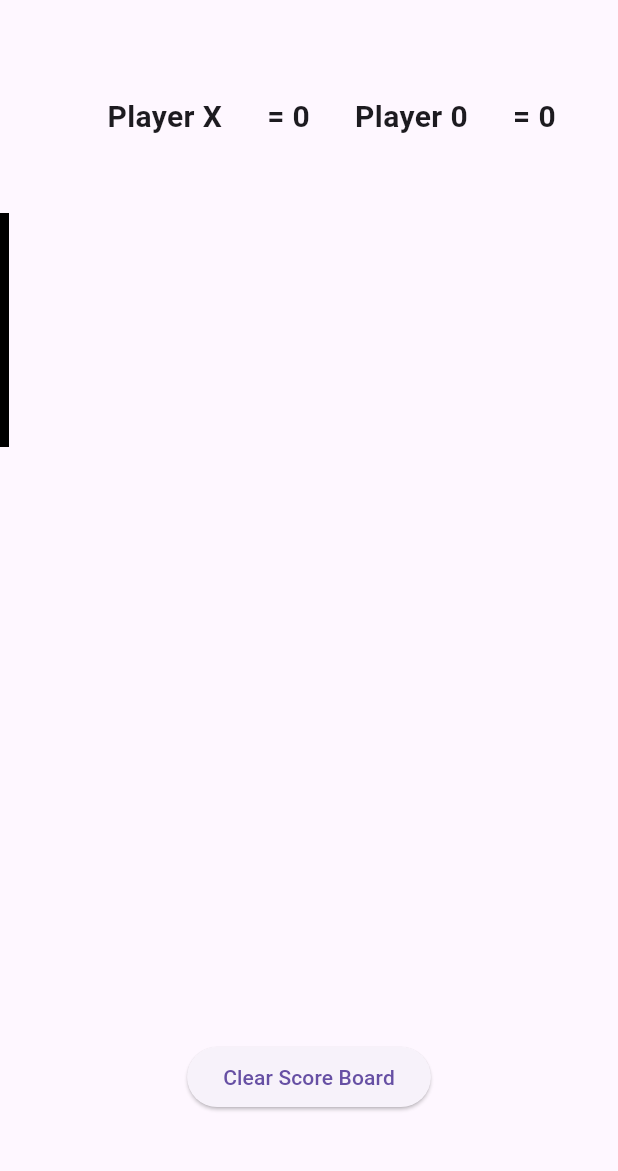
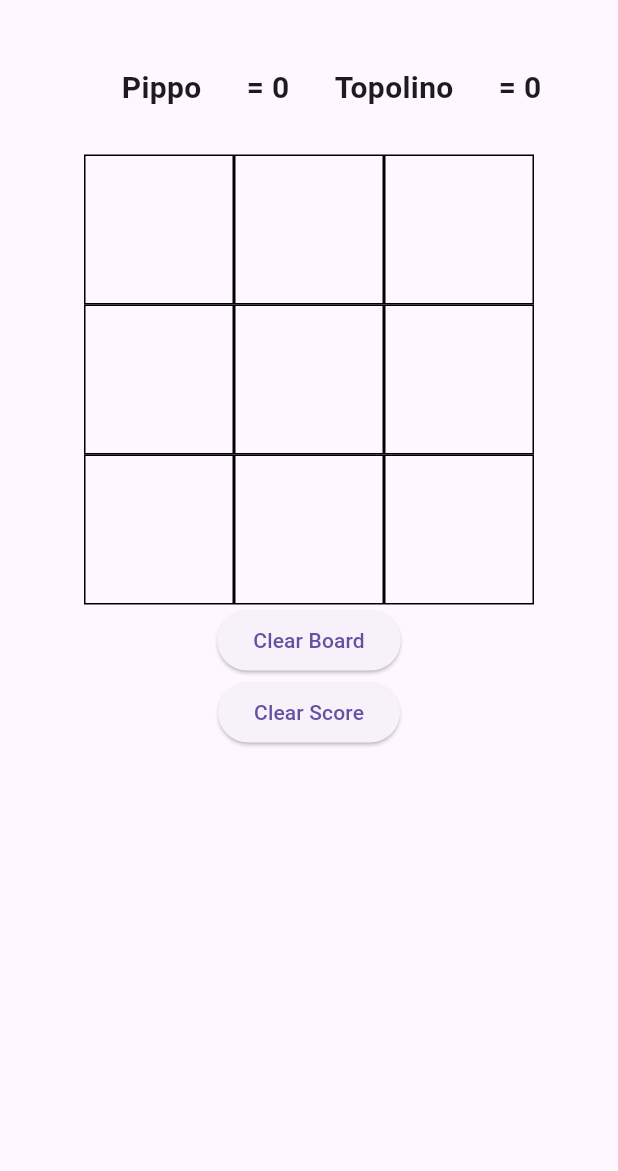
Before and after one commit to Alimentiamoci-SRL-Societa-Benefit/flutter_tic_tac_toe, a Flutter app: the screen it shows after launch, on a phone screen of 412 x 824 dp, the part 63-1234 px from its top. Run offline on Flutter 3.47's test engine with Material 3 defaults, Android fonts, the phone set to English and light mode, and no system bars.

Commit message:
refactor | introduce Player model and clear board method

```diff
--- a/lib/main.dart
+++ b/lib/main.dart
@@ -2,7 +2,7 @@ import 'package:flutter/material.dart';
 
 void main() {
   WidgetsFlutterBinding.ensureInitialized();
-  runApp(MyApp());
+  runApp(const MyApp());
 }
 
 class MyApp extends StatelessWidget {
@@ -10,49 +10,70 @@ class MyApp extends StatelessWidget {
 
   @override
   Widget build(BuildContext context) {
-    return MaterialApp(
+    return const MaterialApp(
       debugShowCheckedModeBanner: false,
-      home: HomePage(),
+      home: TicTacToePage(
+        player1Name: 'Pippo',
+        player2Name: 'Topolino',
+      ),
     );
   }
 }
 
-class HomePage extends StatefulWidget {
-  const HomePage({super.key});
+class TicTacToePage extends StatefulWidget {
+  const TicTacToePage({
+    required this.player1Name,
+    required this.player2Name,
+    super.key,
+  });
+
+  final String player1Name;
+  final String player2Name;
 
   @override
-  State<HomePage> createState() => _HomePageState();
+  State<TicTacToePage> createState() => _TicTacToePageState();
 }
 
-class _HomePageState extends State<HomePage> {
-  bool oTurn = true;
-  int oScore = 0;
-  int xScore = 0;
+class _TicTacToePageState extends State<TicTacToePage> {
+  late Player player1;
+  late Player player2;
+  bool isPlayer1Turn = true;
+  int player1Score = 0;
+  int player2Score = 0;
   List<String> displayElement = ['', '', '', '', '', '', '', '', ''];
   int filledBoxes = 0;
+
+  @override
+  void initState() {
+    player1 = Player(name: widget.player1Name, sign: 'X');
+    player2 = Player(name: widget.player2Name, sign: 'O');
+
+    super.initState();
+  }
 
   @override
   Widget build(BuildContext context) {
     return Scaffold(
       appBar: AppBar(
-        title: Text('Tic Tac Toe'),
+        title: const Text('Tic Tac Toe'),
       ),
       body: Column(
+        crossAxisAlignment: CrossAxisAlignment.center,
         children: [
-          Expanded(
-            child: Row(
+          Row(
             mainAxisAlignment: MainAxisAlignment.center,
             children: [
               Padding(
                 padding: const EdgeInsets.all(30),
                 child: Text(
-                    'Player X',
-                    style: TextStyle(fontSize: 20, fontWeight: FontWeight.bold),
+                  player1.name,
+                  style: const TextStyle(
+                      fontSize: 20, fontWeight: FontWeight.bold),
                 ),
               ),
               Text(
-                  "= $xScore",
-                  style: TextStyle(
+                "= $player1Score",
+                style: const TextStyle(
                   fontSize: 20,
                   fontWeight: FontWeight.bold,
                 ),
@@ -60,28 +81,24 @@ class _HomePageState extends State<HomePage> {
               Padding(
                 padding: const EdgeInsets.all(30),
                 child: Text(
-                    'Player 0',
-                    style: TextStyle(
+                  player2.name,
+                  style: const TextStyle(
                     fontSize: 20,
                     fontWeight: FontWeight.bold,
                   ),
                 ),
               ),
               Text(
-                  "= $oScore",
-                  style: TextStyle(
+                "= $player2Score",
+                style: const TextStyle(
                   fontSize: 20,
                   fontWeight: FontWeight.bold,
                 ),
               ),
             ],
           ),
-          ),
-          Expanded(
-            flex: 4,
-            child: Column(
-              children: [
           Row(
+            mainAxisAlignment: MainAxisAlignment.center,
             children: [
               GestureDetector(
                 child: TicTacToeBox(element: displayElement[0]),
@@ -98,6 +115,7 @@ class _HomePageState extends State<HomePage> {
             ],
           ),
           Row(
+            mainAxisAlignment: MainAxisAlignment.center,
             children: [
               GestureDetector(
                 child: TicTacToeBox(element: displayElement[3]),
@@ -114,6 +132,7 @@ class _HomePageState extends State<HomePage> {
             ],
           ),
           Row(
+            mainAxisAlignment: MainAxisAlignment.center,
             children: [
               GestureDetector(
                 child: TicTacToeBox(element: displayElement[6]),
@@ -129,19 +148,13 @@ class _HomePageState extends State<HomePage> {
               ),
             ],
           ),
-              ],
+          ElevatedButton(
+            onPressed: _clearBoard,
+            child: const Text("Clear Board"),
           ),
-          ),
-          Expanded(
-            child: Row(
-              mainAxisAlignment: MainAxisAlignment.center,
-              children: [
           ElevatedButton(
-                  onPressed: _clearScoreBoard,
-                  child: const Text("Clear Score Board"),
-                )
-              ],
-            ),
+            onPressed: _clearScore,
+            child: const Text("Clear Score"),
           ),
         ],
       ),
@@ -150,14 +163,15 @@ class _HomePageState extends State<HomePage> {
 
   void _tapped(int index) {
     setState(() {
-      if (oTurn && displayElement[index] == '') {
-        displayElement[index] = 'O';
+      if (isPlayer1Turn && displayElement[index] == '') {
+        displayElement[index] = player1.sign;
         filledBoxes++;
-      } else if (!oTurn && displayElement[index] == '') {
-        displayElement[index] = 'X';
+      } else if (!isPlayer1Turn && displayElement[index] == '') {
+        displayElement[index] = player2.sign;
         filledBoxes++;
       }
-      oTurn = !oTurn;
+
+      isPlayer1Turn = !isPlayer1Turn;
       _checkWinner();
     });
   }
@@ -225,10 +239,8 @@ class _HomePageState extends State<HomePage> {
         });
   }
 
-  void _clearScoreBoard() {
+  void _clearBoard() {
     setState(() {
-      xScore = 0;
-      oScore = 0;
       for (int i = 0; i < 9; i++) {
         displayElement[i] = '';
       }
@@ -236,13 +248,24 @@ class _HomePageState extends State<HomePage> {
     filledBoxes = 0;
   }
 
-  void _showWinDialog(String winner) {
+  void _clearScore() {
+    _clearBoard();
+
+    setState(() {
+      player2Score = 0;
+      player1Score = 0;
+    });
+  }
+
+  void _showWinDialog(String winnerSign) {
+    String winnerName =
+        winnerSign == player1.sign ? player1.name : player2.name;
     showDialog(
         barrierDismissible: false,
         context: context,
         builder: (BuildContext context) {
           return AlertDialog(
-            title: Text("\" $winner\" is winner!!!"),
+            title: Text("$winnerName ($winnerSign) is winner!!!"),
             actions: [
               OutlinedButton(
                   onPressed: () {
@@ -252,10 +275,10 @@ class _HomePageState extends State<HomePage> {
             ],
           );
         });
-    if (winner == 'O') {
-      oScore++;
-    } else if (winner == 'X') {
-      xScore++;
+    if (winnerSign == player1.sign) {
+      player1Score++;
+    } else if (winnerSign == player2.sign) {
+      player2Score++;
     }
   }
 }
@@ -271,6 +294,8 @@ class TicTacToeBox extends StatelessWidget {
   @override
   Widget build(BuildContext context) {
     return Container(
+      width: 100,
+      height: 100,
       decoration: BoxDecoration(
         border: Border.all(
           color: Colors.black,
@@ -285,3 +310,13 @@ class TicTacToeBox extends StatelessWidget {
     );
   }
 }
+
+class Player {
+  const Player({
+    required this.name,
+    required this.sign,
+  });
+
+  final String name;
+  final String sign;
+}
```
Lines whose indentation alone changed are shown as unchanged.
